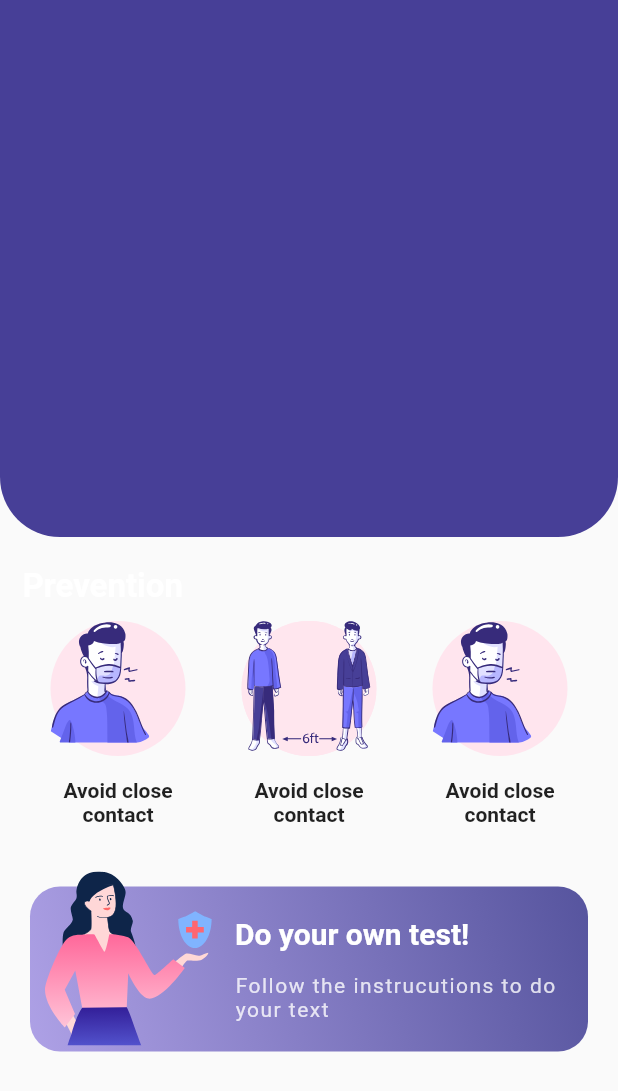
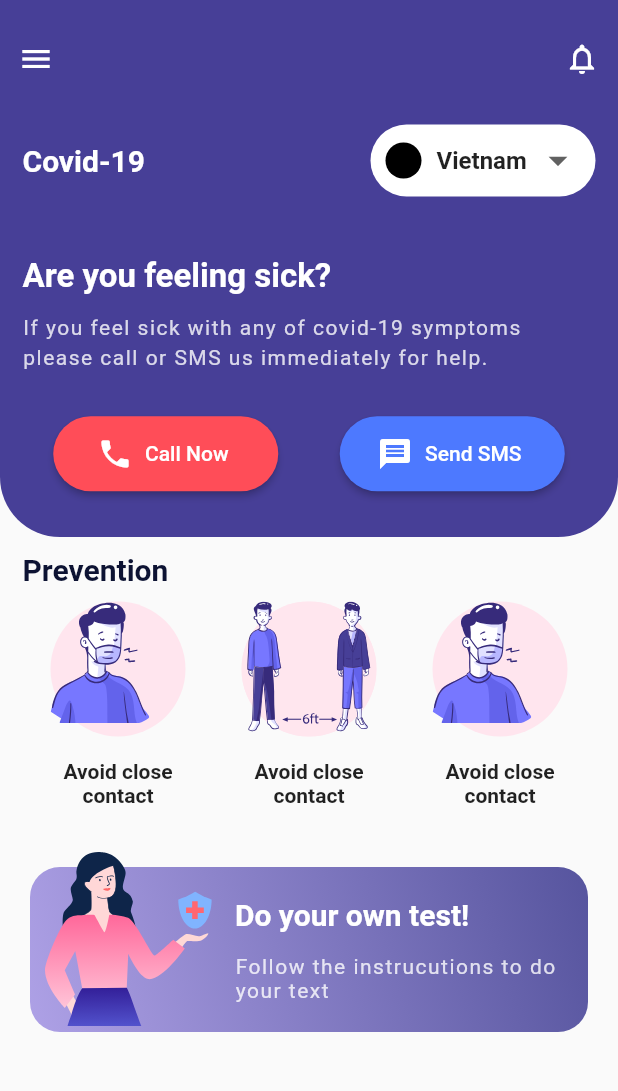
Before and after one commit to buisihung11/-FLUTTER--Covid-App, a Flutter app: the screen it shows after launch, on a phone screen of 412 x 824 dp. Shown: the top 1091 px of the screen. Run offline on Flutter 3.47's test engine with Material 2 defaults, Android fonts, the phone set to English and light mode, and no system bars; our stand-ins replace flutter_svg.

Commit message:
Refactor code for HomeHeader

```diff
--- a/lib/main.dart
+++ b/lib/main.dart
@@ -1,5 +1,6 @@
+import 'package:firstapp/widgets/index.dart';
 import 'package:flutter/material.dart';
-import 'package:flutter_svg/flutter_svg.dart';
+import 'package:flutter_svg/svg.dart';
 import 'Constraint.dart';
 
 void main() => runApp(MyApp());
@@ -21,157 +22,17 @@ class _MyAppState extends State<MyApp> {
         body: Column(
           children: <Widget>[
             // HEADER
-            Container(
-              height: 358,
-              decoration: BoxDecoration(
-                color: kBackground,
-                borderRadius: BorderRadius.only(
-                  bottomLeft: const Radius.circular(40.0),
-                  bottomRight: const Radius.circular(40.0),
-                ),
-              ),
-            ),
-            SizedBox(
-              height: 20,
-            ),
-            // PREVENTION
-            Container(
-              margin: EdgeInsets.fromLTRB(15, 0, 15, 0),
-              child: Column(
-                crossAxisAlignment: CrossAxisAlignment.start,
+            HomeHeader(),
+            Expanded(
+              child: ListView(
                 children: <Widget>[
-                  Text(
-                    'Prevention',
-                    style: kHeadingTextStyle,
-                  ),
-                  Row(
-                    mainAxisAlignment: MainAxisAlignment.spaceBetween,
-                    children: List<Widget>.generate(
-                      3,
-                      (index) => Expanded(
-                        child: Container(
-                          margin: EdgeInsets.fromLTRB(10, 10, 10, 0),
-                          child: Column(
-                            children: <Widget>[
-                              Stack(children: <Widget>[
-                                Container(
-                                  width: 90,
-                                  height: 90,
-                                  decoration: BoxDecoration(
-                                    shape: BoxShape.circle,
-                                    color: kPreventionBackground,
-                                  ),
-                                ),
-                                SvgPicture.asset(
-                                  index == 1
-                                      ? 'assets/svg/contact.svg'
-                                      : 'assets/svg/mask.svg',
-                                  semanticsLabel: 'Acme Logo',
-                                ),
-                              ]),
-                              SizedBox(
-                                height: 15,
-                              ),
-                              Text(
-                                'Avoid close contact',
-                                textAlign: TextAlign.center,
-                                style: TextStyle(
-                                  fontWeight: FontWeight.bold,
-                                ),
-                              )
-                            ],
-                          ),
-                        ),
-                      ),
-                    ),
-                  )
+                  SizedBox(height: 10),
+                  Prevention(),
+                  SizedBox(height: 20),
+                  Survey()
                 ],
               ),
             ),
-            SizedBox(
-              height: 20,
-            ),
-            // SURVEY TEST
-            Container(
-              width: double.infinity,
-              height: 110,
-              margin: EdgeInsets.all(20),
-              child: Stack(
-                children: <Widget>[
-                  Container(
-                    decoration: BoxDecoration(
-                      borderRadius:
-                          BorderRadius.all(const Radius.circular(20.0)),
-                      gradient: LinearGradient(
-                        begin: Alignment.topRight,
-                        end: Alignment.bottomLeft,
-                        colors: [
-                          Color(0xFF56549E),
-                          Color(0xFFAEA1E6),
-                        ],
-                      ),
-                    ),
-                  ),
-                  Container(
-                    child: Row(
-                      children: <Widget>[
-                        SizedBox(
-                          width: 10,
-                        ),
-                        Expanded(
-                          flex: 3,
-                          child: Stack(
-                            overflow: Overflow.visible,
-                            children: <Widget>[
-                              Positioned(
-                                top: -10,
-                                left: 0,
-                                child:
-                                    SvgPicture.asset('assets/svg/survey.svg'),
-                              ),
-                            ],
-                          ),
-                        ),
-                        SizedBox(
-                          width: 30,
-                        ),
-                        Expanded(
-                          flex: 7,
-                          child: Column(
-                            mainAxisAlignment: MainAxisAlignment.center,
-                            crossAxisAlignment: CrossAxisAlignment.start,
-                            children: <Widget>[
-                              Text(
-                                'Do your own test!',
-                                style: TextStyle(
-                                  color: Colors.white,
-                                  fontSize: 20,
-                                  fontWeight: FontWeight.bold,
-                                ),
-                              ),
-                              SizedBox(
-                                height: 15,
-                              ),
-                              Text(
-                                'Follow the instrucutions to do your text',
-                                style: TextStyle(
-                                  color: Colors.white.withOpacity(0.8),
-                                  letterSpacing: 1,
-                                  fontSize: 14,
-                                ),
-                              ),
-                            ],
-                          ),
-                        ),
-                        SizedBox(
-                          width: 10,
-                        ),
-                      ],
-                    ),
-                  ),
-                ],
-              ),
-            )
           ],
         ),
       ),
--- /dev/null
+++ b/lib/widgets/HomeHeader.dart
@@ -0,0 +1,177 @@
+import 'package:flutter/material.dart';
+
+import '../Constraint.dart';
+
+class HomeHeader extends StatelessWidget {
+  const HomeHeader({
+    Key key,
+  }) : super(key: key);
+
+  @override
+  Widget build(BuildContext context) {
+    return Container(
+      padding: EdgeInsets.only(top: 15),
+      height: 358,
+      decoration: BoxDecoration(
+        color: kBackground,
+        borderRadius: BorderRadius.only(
+          bottomLeft: const Radius.circular(40.0),
+          bottomRight: const Radius.circular(40.0),
+        ),
+      ),
+      child: Column(
+        children: <Widget>[
+          // ACTIONS
+          Row(
+            mainAxisAlignment: MainAxisAlignment.spaceBetween,
+            children: <Widget>[
+              IconButton(
+                color: Colors.white,
+                icon: Icon(Icons.menu),
+                onPressed: () {},
+              ),
+              IconButton(
+                color: Colors.white,
+                icon: Icon(Icons.notifications_none),
+                onPressed: () {},
+              ),
+            ],
+          ),
+          SizedBox(height: 20),
+          // QUICK PREVIEW CASE
+          Expanded(
+            child: Padding(
+              padding: EdgeInsets.fromLTRB(15, 0, 15, 0),
+              child: Column(
+                children: <Widget>[
+                  Row(
+                    mainAxisAlignment: MainAxisAlignment.spaceBetween,
+                    children: <Widget>[
+                      Text(
+                        'Covid-19',
+                        style: TextStyle(
+                          color: Colors.white,
+                          fontSize: 20,
+                          fontWeight: FontWeight.bold,
+                        ),
+                      ),
+                      Container(
+                        width: 150,
+                        padding: EdgeInsets.fromLTRB(10, 0, 10, 0),
+                        decoration: BoxDecoration(
+                          borderRadius:
+                              BorderRadius.all(const Radius.circular(25)),
+                          color: Colors.white,
+                        ),
+                        child: Row(
+                          children: <Widget>[
+                            Container(
+                              width: 24,
+                              height: 24,
+                              decoration: BoxDecoration(
+                                color: Colors.black,
+                                borderRadius:
+                                    BorderRadius.all(const Radius.circular(20)),
+                              ),
+                            ),
+                            SizedBox(width: 10),
+                            Expanded(
+                              // flex: 7,
+                              child: DropdownButton(
+                                isExpanded: true,
+                                underline: SizedBox(),
+                                icon: Icon(
+                                  Icons.arrow_drop_down,
+                                  size: 30,
+                                ),
+                                value: "Vietnam",
+                                items: [
+                                  'Indonesia',
+                                  'Bangladesh',
+                                  'United States',
+                                  'Japan',
+                                  'Vietnam',
+                                ].map<DropdownMenuItem<String>>((String value) {
+                                  return DropdownMenuItem<String>(
+                                    value: value,
+                                    child: Text(
+                                      value,
+                                      textAlign: TextAlign.center,
+                                      overflow: TextOverflow.ellipsis,
+                                      style: TextStyle(
+                                          fontWeight: FontWeight.bold),
+                                    ),
+                                  );
+                                }).toList(),
+                                onChanged: (value) {},
+                              ),
+                            ),
+                          ],
+                        ),
+                      ),
+                    ],
+                  ),
+                  SizedBox(height: 40),
+                  Column(
+                    crossAxisAlignment: CrossAxisAlignment.start,
+                    children: <Widget>[
+                      Text(
+                        'Are you feeling sick?',
+                        style: kHeadingTextStyle,
+                      ),
+                      SizedBox(height: 10),
+                      Text(
+                        'If you feel sick with any of covid-19 symptoms please call or SMS us immediately for help.',
+                        style: TextStyle(
+                          color: kTextSubtitleColor.withOpacity(0.8),
+                          letterSpacing: 1,
+                          height: 1.4,
+                        ),
+                      ),
+                    ],
+                  ),
+                  // URGENT CONTACT
+                  Expanded(
+                    child: Row(
+                      mainAxisAlignment: MainAxisAlignment.spaceAround,
+                      children: <Widget>[
+                        Container(
+                          height: 50,
+                          width: 150,
+                          child: RaisedButton.icon(
+                            onPressed: () {},
+                            icon: Icon(Icons.phone),
+                            label: Text('Call Now'),
+                            color: Color(0xFFFF4D58),
+                            textColor: Colors.white,
+                            shape: RoundedRectangleBorder(
+                              borderRadius: new BorderRadius.circular(25.0),
+                            ),
+                          ),
+                        ),
+                        Container(
+                          height: 50,
+                          width: 150,
+                          child: RaisedButton.icon(
+                            onPressed: () {},
+                            icon: Icon(Icons.message),
+                            label: Text('Send SMS'),
+                            color: Color(0xFF4D79FF),
+                            textColor: Colors.white,
+                            shape: RoundedRectangleBorder(
+                              borderRadius: new BorderRadius.circular(25.0),
+                            ),
+                          ),
+                        ),
+                      ],
+                    ),
+                  ),
+                ],
+              ),
+            ),
+          ),
+        ],
+      ),
+    );
+  }
+}
--- a/lib/widgets/index.dart
+++ b/lib/widgets/index.dart
@@ -1,2 +1,3 @@
 export 'Prevention.dart';
 export 'Survey.dart';
+export 'HomeHeader.dart';
```
